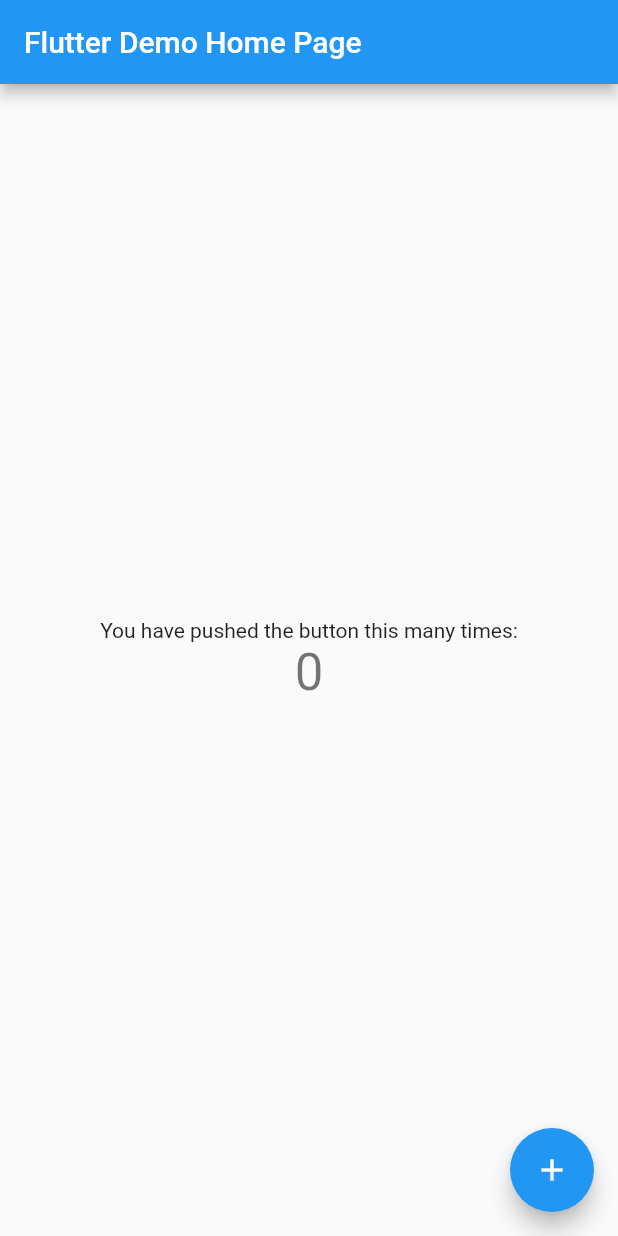
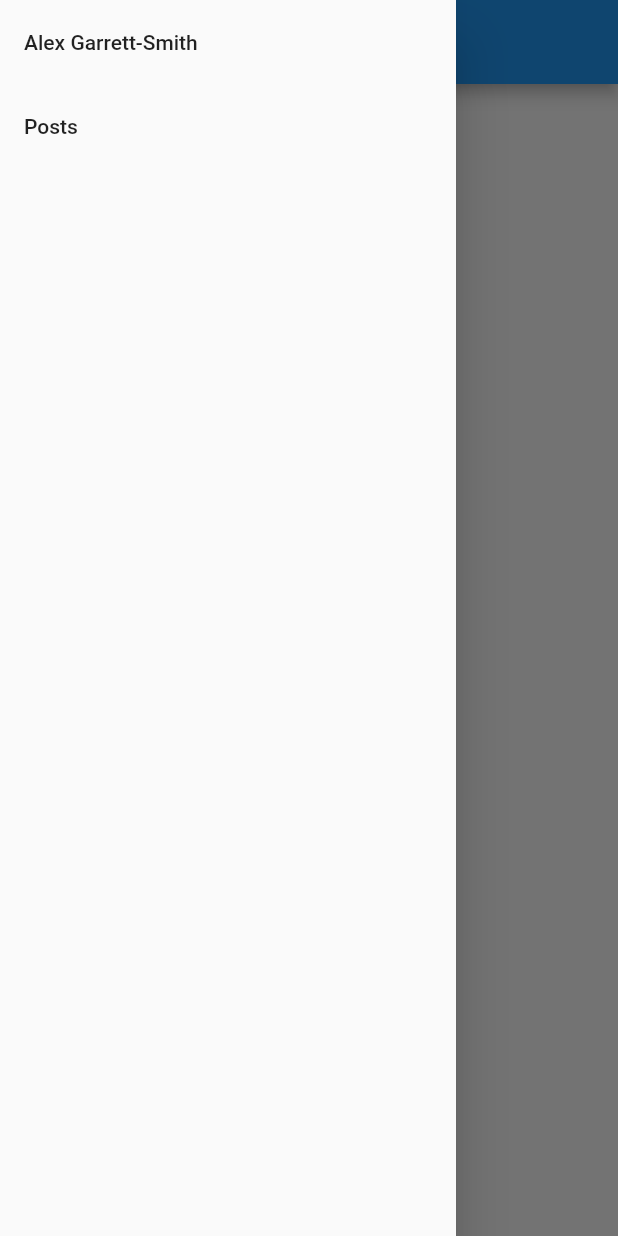
Before and after one commit to saulhudsoncortez/flutter_authentication_with_laravel_sanctum, a Flutter app: the screen it shows after launch, with the side drawer open (before the commit the screen has no drawer), on a phone screen of 412 x 824 dp. Run offline on Flutter 3.47's test engine with Material 2 defaults, Android fonts, the phone set to English and light mode, and no system bars.

Commit message:
02 New flutter app and basic scaffolding

```diff
--- a/lib/main.dart
+++ b/lib/main.dart
@@ -1,4 +1,5 @@
 import 'package:flutter/material.dart';
+import 'package:flutter_authentication_with_laravel_sanctum/widgets/nav-drawer.dart';
 
 void main() {
   runApp(MyApp());
@@ -16,7 +17,7 @@ class MyApp extends StatelessWidget {
 
         visualDensity: VisualDensity.adaptivePlatformDensity,
       ),
-      home: MyHomePage(title: 'Flutter Demo Home Page'),
+      home: MyHomePage(title: 'Sanctum authentication'),
     );
   }
 }
@@ -24,14 +25,6 @@ class MyApp extends StatelessWidget {
 class MyHomePage extends StatefulWidget {
   MyHomePage({Key key, this.title}) : super(key: key);
 
-  // This widget is the home page of your application. It is stateful, meaning
-  // that it has a State object (defined below) that contains fields that affect
-  // how it looks.
-
-  // This class is the configuration for the state. It holds the values (in this
-  // case the title) provided by the parent (in this case the App widget) and
-  // used by the build method of the State. Fields in a Widget subclass are
-  // always marked "final".
 
   final String title;
 
@@ -44,64 +37,22 @@ class _MyHomePageState extends State<MyHomePage> {
 
   void _incrementCounter() {
     setState(() {
-      // This call to setState tells the Flutter framework that something has
-      // changed in this State, which causes it to rerun the build method below
-      // so that the display can reflect the updated values. If we changed
-      // _counter without calling setState(), then the build method would not be
-      // called again, and so nothing would appear to happen.
       _counter++;
     });
   }
 
   @override
   Widget build(BuildContext context) {
-    // This method is rerun every time setState is called, for instance as done
-    // by the _incrementCounter method above.
-    //
-    // The Flutter framework has been optimized to make rerunning build methods
-    // fast, so that you can just rebuild anything that needs updating rather
-    // than having to individually change instances of widgets.
+
     return Scaffold(
       appBar: AppBar(
-        // Here we take the value from the MyHomePage object that was created by
-        // the App.build method, and use it to set our appbar title.
         title: Text(widget.title),
       ),
+      drawer: NavDrawer(),
       body: Center(
-        // Center is a layout widget. It takes a single child and positions it
-        // in the middle of the parent.
-        child: Column(
-          // Column is also a layout widget. It takes a list of children and
-          // arranges them vertically. By default, it sizes itself to fit its
-          // children horizontally, and tries to be as tall as its parent.
-          //
-          // Invoke "debug painting" (press "p" in the console, choose the
-          // "Toggle Debug Paint" action from the Flutter Inspector in Android
-          // Studio, or the "Toggle Debug Paint" command in Visual Studio Code)
-          // to see the wireframe for each widget.
-          //
-          // Column has various properties to control how it sizes itself and
-          // how it positions its children. Here we use mainAxisAlignment to
-          // center the children vertically; the main axis here is the vertical
-          // axis because Columns are vertical (the cross axis would be
-          // horizontal).
-          mainAxisAlignment: MainAxisAlignment.center,
-          children: <Widget>[
-            Text(
-              'You have pushed the button this many times:',
-            ),
-            Text(
-              '$_counter',
-              style: Theme.of(context).textTheme.headline4,
-            ),
-          ],
-        ),
+        child: Text('you are not logged in')
       ),
-      floatingActionButton: FloatingActionButton(
-        onPressed: _incrementCounter,
-        tooltip: 'Increment',
-        child: Icon(Icons.add),
-      ), // This trailing comma makes auto-formatting nicer for build methods.
+       // This trailing comma makes auto-formatting nicer for build methods.
     );
   }
 }
--- /dev/null
+++ b/lib/widgets/nav-drawer.dart
@@ -0,0 +1,26 @@
+import 'package:flutter/material.dart';
+import 'package:flutter_authentication_with_laravel_sanctum/screen/posts-screen.dart';
+
+class NavDrawer extends StatelessWidget {
+  @override
+  Widget build(BuildContext context) {
+    return Drawer(
+      child: ListView(
+        children:  [
+          ListTile(
+            title: Text('Alex Garrett-Smith')
+          ),
+          ListTile(
+            title: Text('Posts'),
+            onTap: (){
+            Navigator.push(context, MaterialPageRoute(builder: (context) =>
+            PostsScreen()));
+
+            },
+          )
+        ]
+
+      ),
+    );
+  }
+}
```
Also changed, not shown: lib/screen/posts-screen.dart (added, +24 -0 lines).
